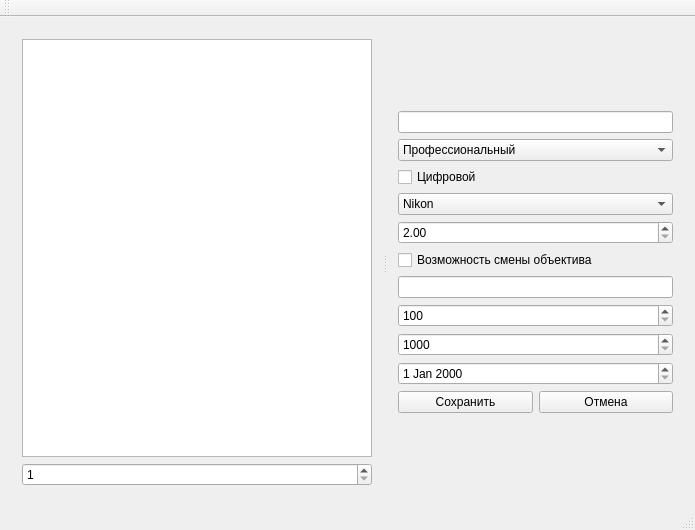
Before: the Qt Designer form mainwindow.ui in Sapfir0/ProgramLab, drawn with Qt 5.
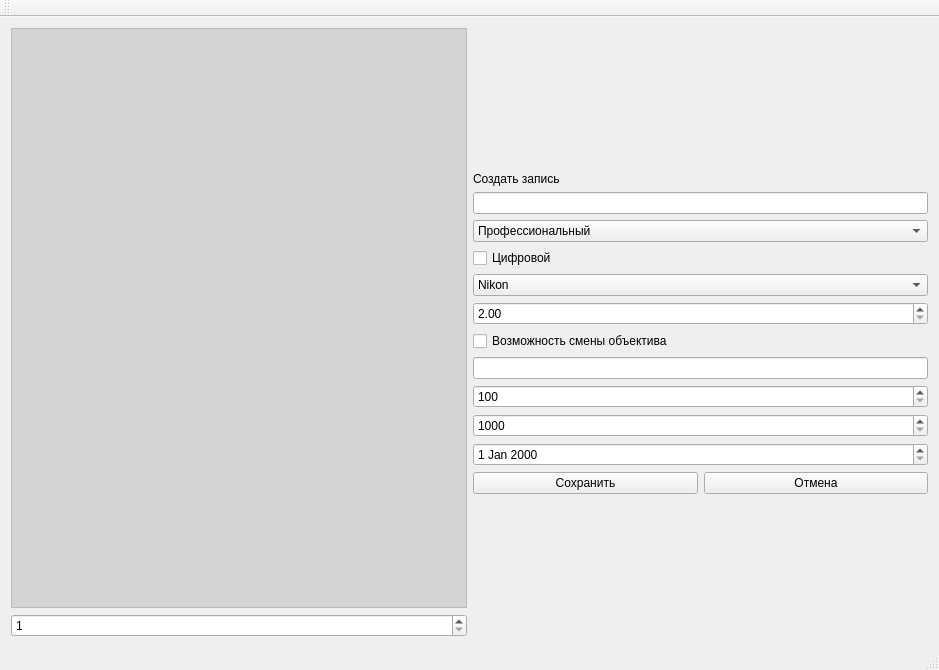
After: the same form once the commit is applied.

```diff
--- a/mainwindow.ui
+++ b/mainwindow.ui
@@ -6,8 +6,8 @@
    <rect>
     <x>0</x>
     <y>0</y>
-    <width>695</width>
-    <height>530</height>
+    <width>939</width>
+    <height>670</height>
    </rect>
   </property>
   <property name="windowTitle">
@@ -16,14 +16,16 @@
   <widget class="QWidget" name="centralWidget">
    <layout class="QGridLayout" name="gridLayout">
     <item row="0" column="0">
-     <widget class="QSplitter" name="splitter">
-      <property name="orientation">
-       <enum>Qt::Horizontal</enum>
-      </property>
-      <widget class="QWidget" name="verticalLayoutWidget_2">
+     <layout class="QHBoxLayout" name="horizontalLayout_3">
+      <item>
        <layout class="QVBoxLayout" name="verticalLayout_2">
         <item>
-         <widget class="QListWidget" name="spisok"/>
+         <widget class="QListWidget" name="spisok">
+          <property name="styleSheet">
+           <string notr="true">  color:#2E2F30 ;
+  background-color: rgba(0, 5, 0, 30);</string>
+          </property>
+         </widget>
         </item>
         <item>
          <widget class="QSpinBox" name="spinWriting">
@@ -39,11 +41,31 @@
          <layout class="QHBoxLayout" name="horizontalLayout"/>
         </item>
        </layout>
-      </widget>
-      <widget class="QWidget" name="verticalLayoutWidget_3">
+      </item>
+      <item>
        <layout class="QVBoxLayout" name="verticalLayout_3">
         <item>
          <layout class="QVBoxLayout" name="verticalLayout">
+          <item>
+           <spacer name="verticalSpacer_2">
+            <property name="orientation">
+             <enum>Qt::Vertical</enum>
+            </property>
+            <property name="sizeHint" stdset="0">
+             <size>
+              <width>20</width>
+              <height>40</height>
+             </size>
+            </property>
+           </spacer>
+          </item>
+          <item>
+           <widget class="QLabel" name="label">
+            <property name="text">
+             <string>Создать запись</string>
+            </property>
+           </widget>
+          </item>
           <item>
            <widget class="QLineEdit" name="nameOfModel">
             <property name="text">
@@ -141,7 +163,7 @@
              <number>100</number>
             </property>
             <property name="maximum">
-             <number>800</number>
+             <number>8000</number>
             </property>
            </widget>
           </item>
@@ -176,11 +198,24 @@
             </item>
            </layout>
           </item>
+          <item>
+           <spacer name="verticalSpacer">
+            <property name="orientation">
+             <enum>Qt::Vertical</enum>
+            </property>
+            <property name="sizeHint" stdset="0">
+             <size>
+              <width>20</width>
+              <height>40</height>
+             </size>
+            </property>
+           </spacer>
+          </item>
          </layout>
         </item>
        </layout>
-      </widget>
-     </widget>
+      </item>
+     </layout>
     </item>
    </layout>
   </widget>
```
Left out of the diff: 4 changed lines with no effect on the pictures.
